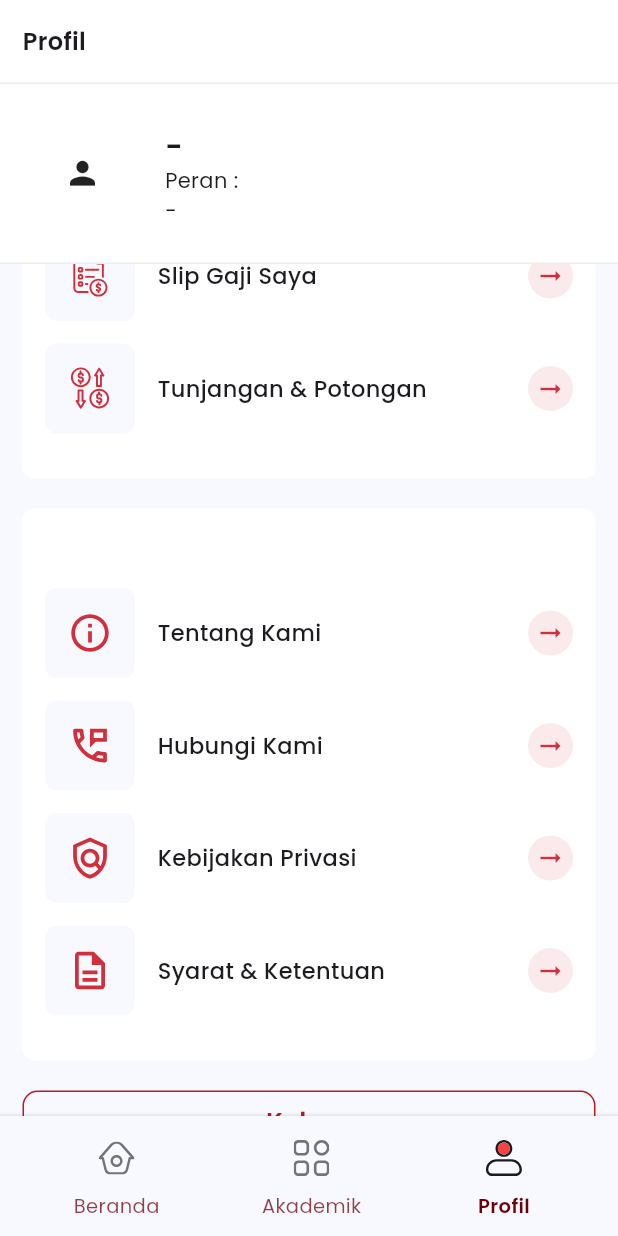
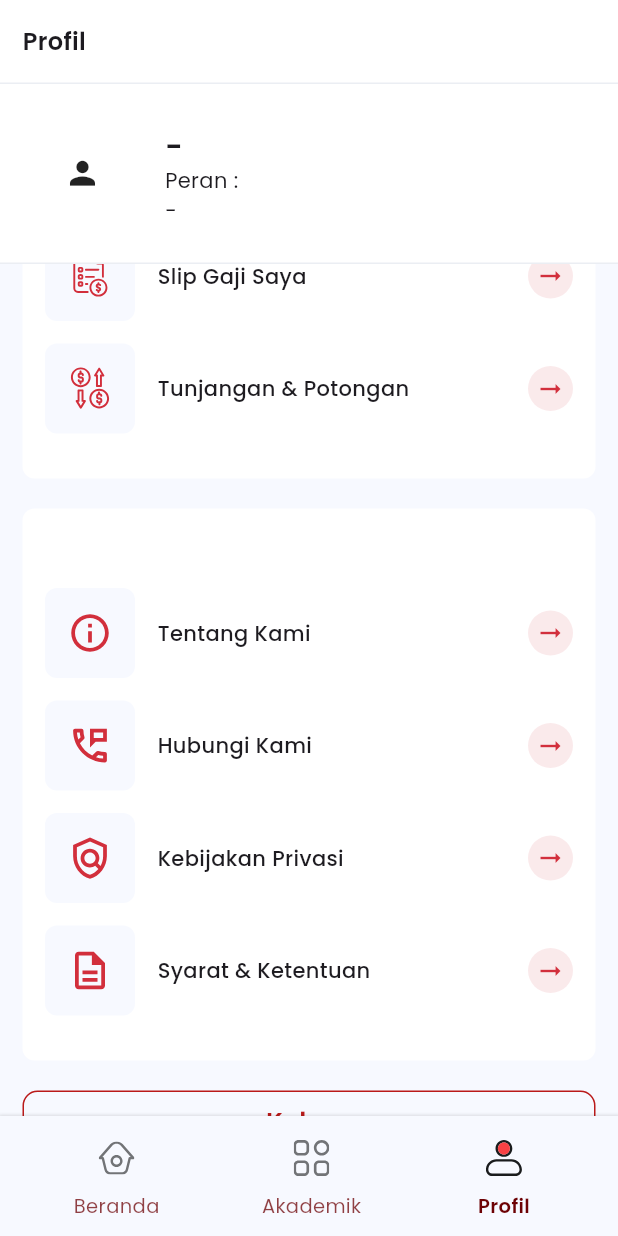
Before and after one commit to UQodev/eSchool-Guru, a Flutter app: the HomeScreen screen opened by its route, item 3 of the bottom bar chosen, scrolled down 576 dp, on a phone screen of 412 x 824 dp. Run offline on Flutter 3.47's test engine with Material 3 defaults, Android fonts, the phone set to English and light mode, and no system bars; our stand-ins replace bloc, cached_network_image, device_info_plus, dio, file_picker, firebase_core and 15 more; missing offline and left inert: external_path; accounts and stored records are empty; network calls fail; project files that could hold a hidden picture were left out.

Commit message:
menambahkan maxlines dan mengurangi ukuran font

```diff
--- a/lib/ui/screens/home/widgets/menuTile.dart
+++ b/lib/ui/screens/home/widgets/menuTile.dart
@@ -43,10 +43,10 @@ class MenuTile extends StatelessWidget {
             Expanded(
               child: CustomTextContainer(
                 textKey: titleKey,
-                maxLines: 1,
+                maxLines: 3,
                 overflow: TextOverflow.ellipsis,
                 style: const TextStyle(
-                    fontSize: 15.0, fontWeight: FontWeight.w500),
+                    fontSize: 14.0, fontWeight: FontWeight.w500),
               ),
             ),
             CircleAvatar(
```
